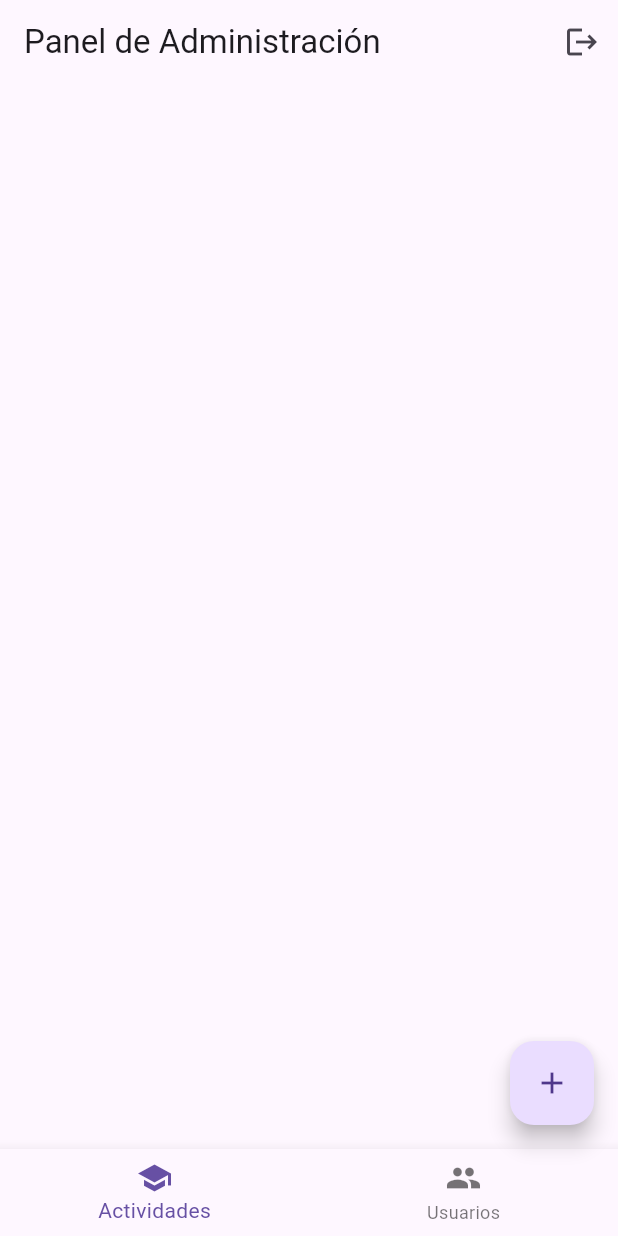
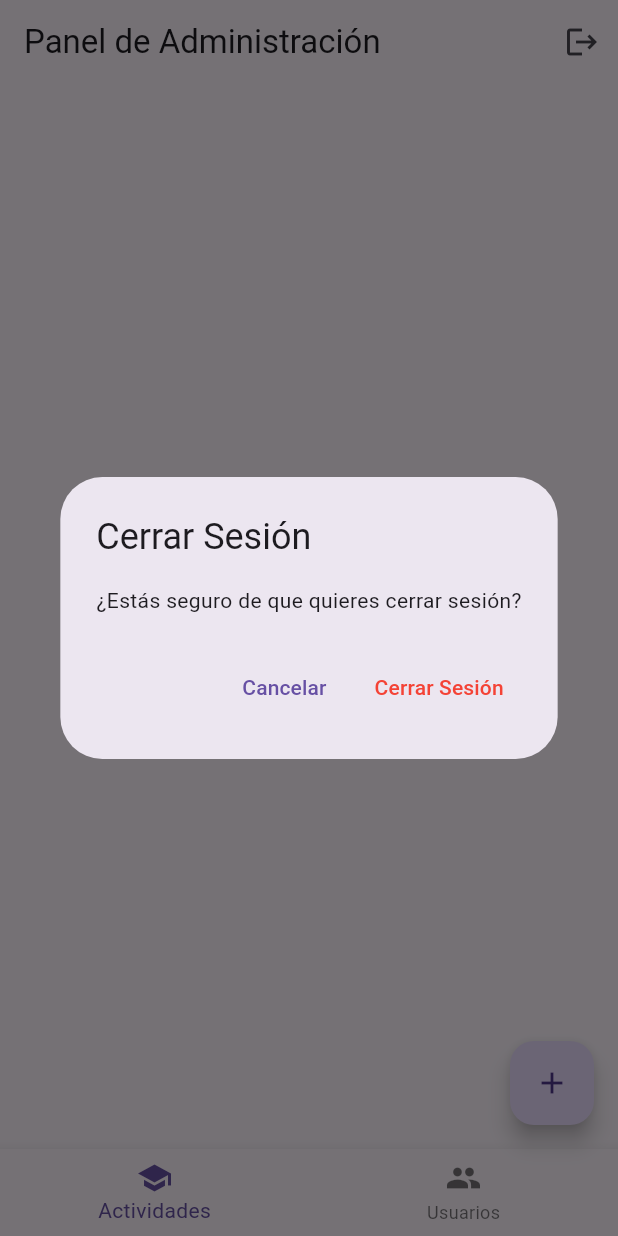
Before and after one commit to 1322134023GerardoGR/grupo_estudio, a Flutter app: the AdminPage screen opened directly, after a tap on the "logout" icon, on a phone screen of 412 x 824 dp. Run offline on Flutter 3.47's test engine with Material 3 defaults, Android fonts, the phone set to English and light mode, and no system bars; our stand-ins replace cloud_firestore, firebase_auth, firebase_core; accounts and stored records are empty; network calls fail.

Commit message:
casi final, solo faltan las notis

```diff
--- /dev/null
+++ b/lib/providers/theme_provider.dart
@@ -0,0 +1,12 @@
+import 'package:flutter/material.dart';
+
+class ThemeProvider with ChangeNotifier {
+  ThemeMode _themeMode = ThemeMode.system;
+
+  ThemeMode get themeMode => _themeMode;
+
+  void toggleTheme(bool isDark) {
+    _themeMode = isDark ? ThemeMode.dark : ThemeMode.light;
+    notifyListeners();
+  }
+}
--- a/lib/screens/admin/admin_page.dart
+++ b/lib/screens/admin/admin_page.dart
@@ -12,6 +12,25 @@ class AdminPage extends StatefulWidget {
 }
 
 class _AdminPageState extends State<AdminPage> {
+  Future<bool?> _showLogoutDialog(BuildContext context) async {
+    return showDialog<bool>(
+      context: context,
+      builder: (context) => AlertDialog(
+        title: const Text('Cerrar Sesión'),
+        content: const Text('¿Estás seguro de que quieres cerrar sesión?'),
+        actions: [
+          TextButton(
+            onPressed: () => Navigator.pop(context, false),
+            child: const Text('Cancelar'),
+          ),
+          TextButton(
+            onPressed: () => Navigator.pop(context, true),
+            child: const Text('Cerrar Sesión', style: TextStyle(color: Colors.red)),
+          ),
+        ],
+      ),
+    );
+  }
   final CollectionReference _activities =
   FirebaseFirestore.instance.collection('activities');
   int _currentIndex = 0;
@@ -24,7 +43,13 @@ class _AdminPageState extends State<AdminPage> {
         actions: [
           IconButton(
             icon: const Icon(Icons.logout),
-            onPressed: () => FirebaseAuth.instance.signOut(),
+            onPressed: () async {
+              final shouldLogout = await _showLogoutDialog(context);
+              if (shouldLogout == true) {
+                await FirebaseAuth.instance.signOut();
+                Navigator.pushReplacementNamed(context, '/login');
+              }
+            },
           ),
         ],
       ),
--- a/pubspec.yaml
+++ b/pubspec.yaml
@@ -34,6 +34,7 @@ dependencies:
   firebase_auth: ^4.6.3
   cloud_firestore: ^4.0.0
   intl: ^0.18.1
+  provider: ^6.0.5
   cached_network_image: ^3.3.0
   # The following adds the Cupertino Icons font to your application.
   # Use with the CupertinoIcons class for iOS style icons.
```
Also changed, not shown: lib/main.dart (+26 -9 lines), lib/screens/activities/extracurriculars_page.dart (+32 -3 lines), lib/screens/auth/auth_wrapper.dart (added, +47 -0 lines), lib/screens/settings/settings_screen.dart (added, +30 -0 lines), pubspec.lock.
